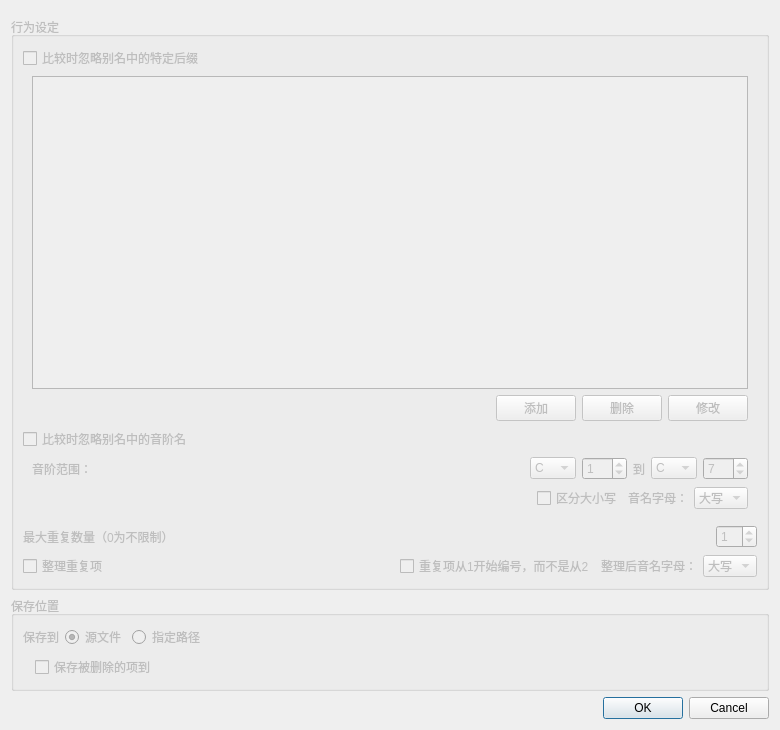
Before: the Qt Designer form src/removeduplicatedialog.ui in shine5402/KiraOtoToolbox, drawn with Qt 5.
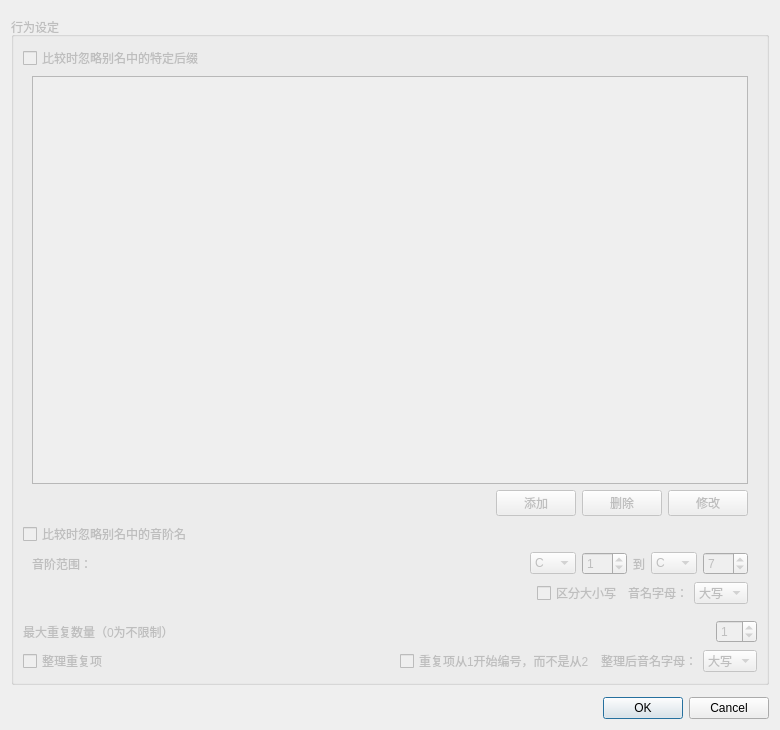
After: the same form once the commit is applied. Custom widgets are drawn as their Qt base class.

```diff
--- a/src/removeduplicatedialog.ui
+++ b/src/removeduplicatedialog.ui
@@ -465,84 +465,7 @@
     </widget>
    </item>
    <item>
-    <widget class="QGroupBox" name="saveOptionGroupBox">
-     <property name="enabled">
-      <bool>false</bool>
-     </property>
-     <property name="title">
-      <string>保存位置</string>
-     </property>
-     <layout class="QVBoxLayout" name="verticalLayout_4">
-      <item>
-       <layout class="QHBoxLayout" name="horizontalLayout_9">
-        <item>
-         <widget class="QLabel" name="label_6">
-          <property name="text">
-           <string>保存到</string>
-          </property>
-         </widget>
-        </item>
-        <item>
-         <widget class="QRadioButton" name="saveToSrcRadioButton">
-          <property name="text">
-           <string>源文件</string>
-          </property>
-          <property name="checked">
-           <bool>true</bool>
-          </property>
-          <attribute name="buttonGroup">
-           <string notr="true">savePathButtonGroup</string>
-          </attribute>
-         </widget>
-        </item>
-        <item>
-         <widget class="QRadioButton" name="saveToPathRadioButton">
-          <property name="text">
-           <string>指定路径</string>
-          </property>
-          <attribute name="buttonGroup">
-           <string notr="true">savePathButtonGroup</string>
-          </attribute>
-         </widget>
-        </item>
-        <item>
-         <widget class="OtoFileNameEditWithSaveBrowse" name="saveFileNameEdit" native="true">
-          <property name="sizePolicy">
-           <sizepolicy hsizetype="Expanding" vsizetype="Preferred">
-            <horstretch>0</horstretch>
-            <verstretch>0</verstretch>
-           </sizepolicy>
-          </property>
-         </widget>
-        </item>
-       </layout>
-      </item>
-      <item>
-       <layout class="QHBoxLayout" name="horizontalLayout_10">
-        <property name="leftMargin">
-         <number>12</number>
-        </property>
-        <item>
-         <widget class="QCheckBox" name="saveDeletedCheckBox">
-          <property name="text">
-           <string>保存被删除的项到</string>
-          </property>
-         </widget>
-        </item>
-        <item>
-         <widget class="OtoFileNameEditWithSaveBrowse" name="saveDeletedFileNameEdit" native="true">
-          <property name="sizePolicy">
-           <sizepolicy hsizetype="Expanding" vsizetype="Preferred">
-            <horstretch>0</horstretch>
-            <verstretch>0</verstretch>
-           </sizepolicy>
-          </property>
-         </widget>
-        </item>
-       </layout>
-      </item>
-     </layout>
-    </widget>
+    <widget class="OtoFileSaveWidgetWithSecondFileNameAsDeleted" name="otoSaveWidget" native="true"/>
    </item>
    <item>
     <widget class="QDialogButtonBox" name="buttonBox">
@@ -557,18 +480,18 @@
   </layout>
  </widget>
  <customwidgets>
-  <customwidget>
-   <class>OtoFileNameEditWithSaveBrowse</class>
-   <extends>QWidget</extends>
-   <header>widgets/otofilenameeditwithbrowse.h</header>
-   <container>1</container>
-  </customwidget>
   <customwidget>
    <class>OtoFileLoadWidget</class>
    <extends>QWidget</extends>
    <header>widgets/otofileloadwidget.h</header>
    <container>1</container>
   </customwidget>
+  <customwidget>
+   <class>OtoFileSaveWidgetWithSecondFileNameAsDeleted</class>
+   <extends>QWidget</extends>
+   <header>widgets/otofilesavewidget.h</header>
+   <container>1</container>
+  </customwidget>
  </customwidgets>
  <resources/>
  <connections>
```
Left out of the diff: 19 changed lines with no effect on the pictures.
